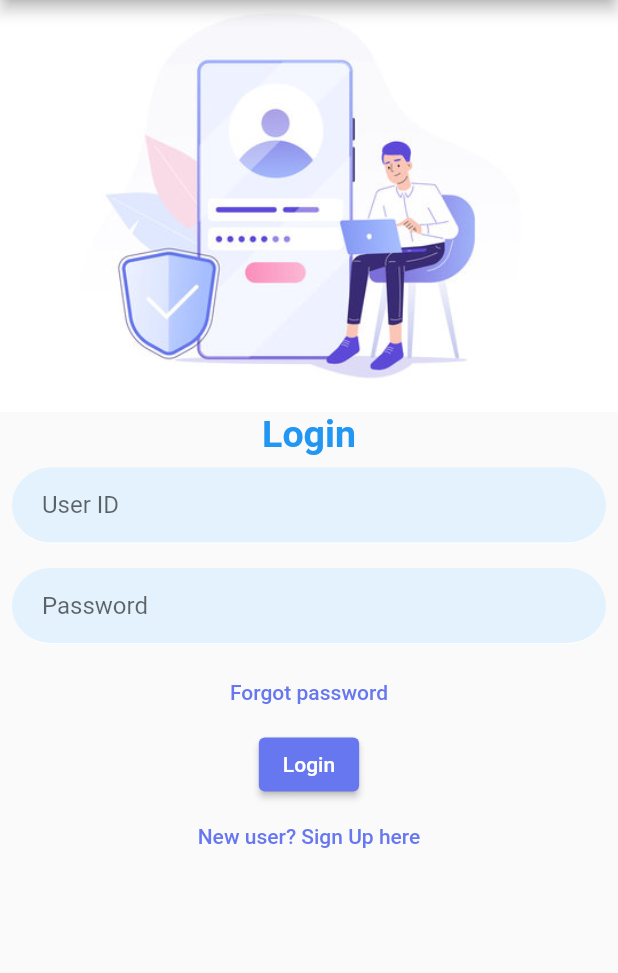
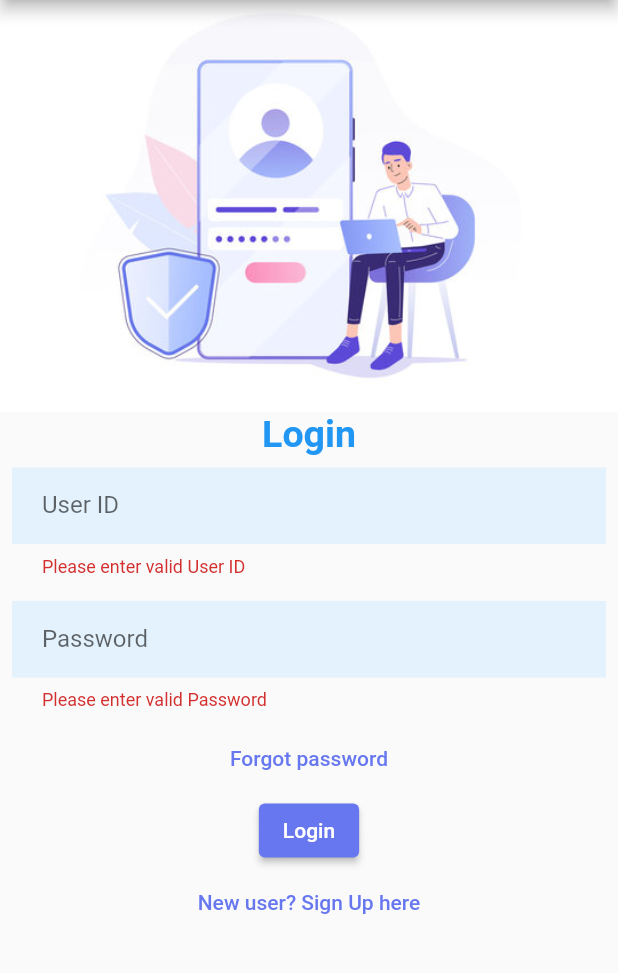
Before and after one commit to bodrulamin/celloscope-assignment, a Flutter app: the screen it shows after launch, after a tap on "Login", on a phone screen of 412 x 824 dp, the part 84-1057 px from its top. Run offline on Flutter 3.47's test engine with Material 2 defaults, Android fonts, the light colour scheme and no system bars; our stand-ins replace localstorage; Roboto replaces fonts that are missing (RobotoMono).

Commit message:
test cases added

```diff
--- a/frontend_flutter/lib/constant/routs.dart
+++ b/frontend_flutter/lib/constant/routs.dart
@@ -1,9 +1,10 @@
 class Routes {
   static String root = "/";
   static String login = "/login";
-  static String home = "/home";
-  static String registration = "/registration";
+   static String registration = "/registration";
   static String forgot = "/forgot";
+  static String welcome = "/welcome";
+  static String appname = "Celloscope-Assignment";
 
 
 
--- a/frontend_flutter/lib/main.dart
+++ b/frontend_flutter/lib/main.dart
@@ -2,9 +2,9 @@
 import 'package:flutter/foundation.dart';
 import 'package:flutter/material.dart';
 import 'package:frontend_flutter/screens/forgot.dart';
-import 'package:frontend_flutter/screens/home.dart';
-import 'package:frontend_flutter/screens/login.dart';
+ import 'package:frontend_flutter/screens/login.dart';
 import 'package:frontend_flutter/screens/registration.dart';
+import 'package:frontend_flutter/screens/welcome.dart';
 import 'package:frontend_flutter/theme/colors.dart';
 
 import 'constant/routs.dart';
@@ -19,8 +19,8 @@ void main() {
       Routes.root: (context) =>  LoginWrapper(),
       Routes.login: (context) =>  LoginPage(),
       Routes.registration: (context) =>  RegistrationPage(),
-      Routes.home: (context) => HomePage(),
-       Routes.forgot: (context) => const ForgotPage(),
+        Routes.forgot: (context) => const ForgotPage(),
+       Routes.welcome: (context) => const WelcomePage(),
     },
     theme: ThemeData(
       primarySwatch: colorSwatch,
@@ -67,7 +67,7 @@ class _LoginWrapperState extends State<LoginWrapper> {
             return const LoginPage();
           }
 
-          return HomePage();
+          return WelcomePage();
         } else {
           return const CircularProgressIndicator();
         }
--- a/frontend_flutter/lib/screens/forgot.dart
+++ b/frontend_flutter/lib/screens/forgot.dart
@@ -2,7 +2,6 @@ import 'dart:convert';
 
 import 'package:flutter/material.dart';
 import 'package:frontend_flutter/networks/user_ops.dart';
-import 'package:frontend_flutter/screens/home.dart';
 import 'package:frontend_flutter/widgets/text_field.dart';
 
 import '../constant/routs.dart';
@@ -23,7 +22,7 @@ class _ForgotPageState extends State<ForgotPage> {
     return Scaffold(
       body: const SingleChildScrollView(child: LoginBody()),
       appBar: AppBar(
-        title: const Text(HomePage.title),
+        title:  Text(Routes.appname),
       ),
     );
   }
@@ -78,6 +77,7 @@ class _LoginBodyState extends State<LoginBody> {
                   mobile: _mobileController.text,
                   password: infoMatched ? _passwordController.text : "",
                 );
+
                 if (!infoMatched) {
                   forgot(user).then((res) {
                     ApiResponse apires =
--- a/frontend_flutter/lib/screens/home.dart
+++ /dev/null
@@ -1,34 +0,0 @@
-import 'package:flutter/material.dart';
-
-import '../theme/colors.dart';
-
-class HomePage extends StatefulWidget {
-  static const title = 'Celloscope-Assignment';
-
-  @override
-  _HomePageState createState() => _HomePageState();
-}
-
-class _HomePageState extends State<HomePage> {
-
-
-  @override
-  Widget build(BuildContext context) {
-    return MaterialApp(
-      title: HomePage.title,
-      theme: ThemeData(
-        primarySwatch: colorSwatch,
-        visualDensity: VisualDensity.adaptivePlatformDensity,
-      ),
-      home: Scaffold(
-        appBar: AppBar(
-          title: Text(HomePage.title),
-        ),
-        body: HomePage(),
-
-      ),
-    );
-  }
-
-
- }
--- a/frontend_flutter/lib/screens/login.dart
+++ b/frontend_flutter/lib/screens/login.dart
@@ -2,13 +2,13 @@ import 'dart:convert';
 
 import 'package:flutter/material.dart';
 import 'package:frontend_flutter/networks/user_ops.dart';
-import 'package:frontend_flutter/screens/home.dart';
 import 'package:frontend_flutter/widgets/text_field.dart';
 
 import '../constant/routs.dart';
 import '../local_storage/localops.dart';
 import '../models/api_res.dart';
 import '../models/user.dart';
+
 
 class LoginPage extends StatefulWidget {
   const LoginPage({Key? key}) : super(key: key);
@@ -23,7 +23,7 @@ class _LoginPageState extends State<LoginPage> {
     return Scaffold(
       body: const SingleChildScrollView(child: LoginBody()),
       appBar: AppBar(
-        title: const Text(HomePage.title),
+        title:   Text(Routes.appname),
       ),
     );
   }
@@ -37,7 +37,6 @@ class LoginBody extends StatefulWidget {
 }
 
 class _LoginBodyState extends State<LoginBody> {
-
   final _formKey = GlobalKey<FormState>();
 
   final _useridController = TextEditingController();
@@ -46,6 +45,7 @@ class _LoginBodyState extends State<LoginBody> {
   @override
   Widget build(BuildContext context) {
     return Form(
+      key: _formKey,
       autovalidateMode: AutovalidateMode.onUserInteraction,
       child: Column(
         children: [
@@ -62,19 +62,18 @@ class _LoginBodyState extends State<LoginBody> {
           TextBox(controller: _passwordController, label: "Password"),
           TextButton(
               onPressed: () {
-                Navigator.pushReplacementNamed(
-                    context, Routes.forgot);
+                Navigator.pushReplacementNamed(context, Routes.forgot);
               },
               child: const Text('Forgot password')),
           Column(
             children: [
               ElevatedButton(
                 onPressed: () {
+
                   if (_formKey.currentState!.validate()) {
                     submitRequest(context);
-
                   }
-                 },
+                },
                 child: const Text('Login'),
               ),
               TextButton(
@@ -91,26 +90,25 @@ class _LoginBodyState extends State<LoginBody> {
   }
 
   void submitRequest(BuildContext context) {
-               User user = User(
-        userId: int.parse(_useridController.text),
-        password: _passwordController.text, mobile: '',
-       );
+    User user = User(
+      userId: int.parse(_useridController.text),
+      password: _passwordController.text,
+      mobile: '',
+    );
 
     login(user).then((res) {
-      ApiResponse apires =
-          ApiResponse.fromMap(jsonDecode(res.body));
+      ApiResponse apires = ApiResponse.fromMap(jsonDecode(res.body));
 
       SnackBar snackBar = SnackBar(
         content: Text(apires.message),
       );
       ScaffoldMessenger.of(context).showSnackBar(snackBar);
       if (res.statusCode == 200) {
-        User loggedInUser = User.fromMap(apires.data['user']);
+
+        User loggedInUser = User.fromMap(apires.data['data']);
         saveToStorage(loggedInUser);
-        Navigator.pushReplacementNamed(context, Routes.home);
+        Navigator.pushReplacementNamed(context, Routes.welcome);
       }
     });
   }
-
-
 }
--- a/frontend_flutter/lib/widgets/text_field.dart
+++ b/frontend_flutter/lib/widgets/text_field.dart
@@ -20,7 +20,7 @@ class TextBox extends StatelessWidget {
     return Padding(
       padding: const EdgeInsets.all(8.0),
       child: TextFormField(
-        obscureText: label == 'Password',
+        obscureText: label.toLowerCase() == 'Password'.toLowerCase(),
         controller: _usernameController,
         readOnly: disabled,
         decoration: InputDecoration(
@@ -46,14 +46,13 @@ class TextBox extends StatelessWidget {
         validator: (value) {
           if (value == null || value.isEmpty) {
             return 'Please enter valid ' + label;
-          }else{
-            return null;
           }
+          return null;
+
+
 
         },
-        onChanged: (value) {
 
-        },
       ),
     );
   }
```
Also changed, not shown: frontend_flutter/lib/constant/apiconfig.dart (+4 -4 lines), frontend_flutter/lib/networks/user_ops.dart (+14 -7 lines), frontend_flutter/lib/screens/registration.dart (+21 -25 lines), frontend_flutter/lib/screens/welcome.dart (added, +79 -0 lines), 4 other files.
